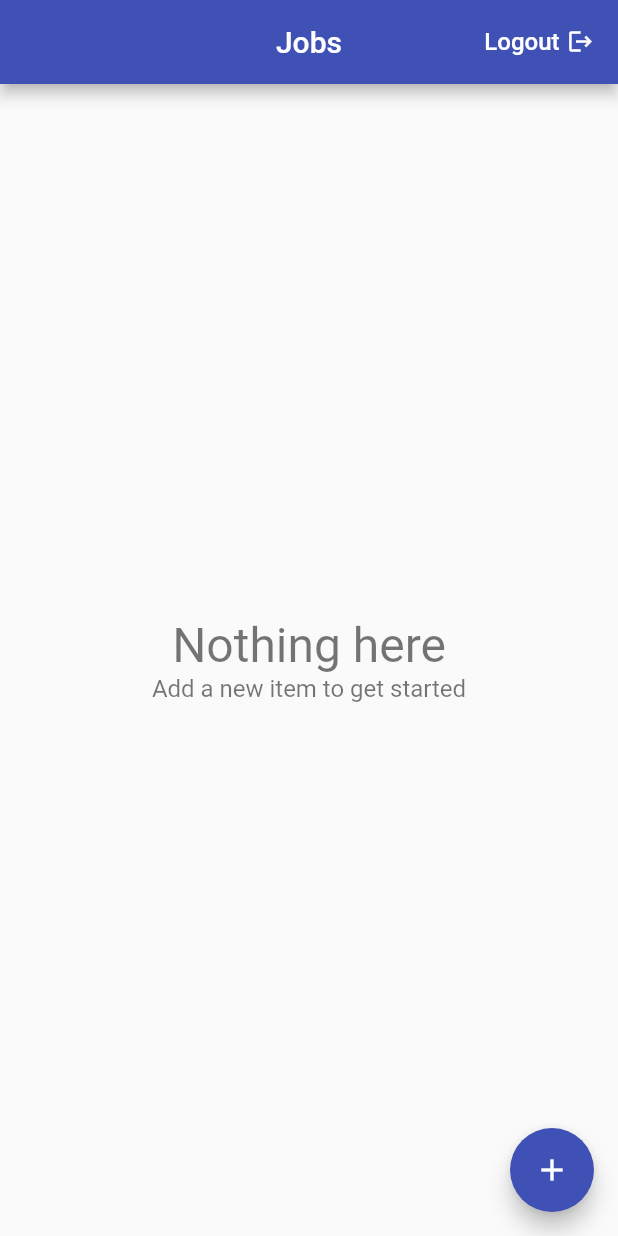
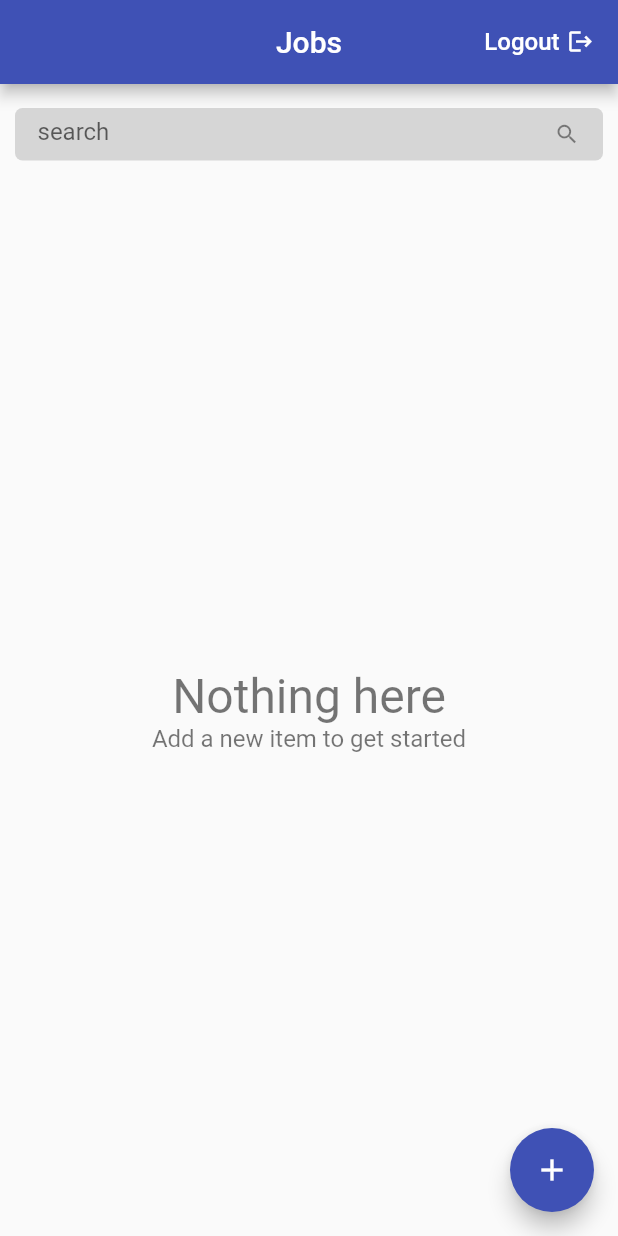
Before and after one commit to Eng-Mohamed-Osama/Job-Picker, a Flutter app: the screen it shows once a user with an empty profile is signed in, on a phone screen of 412 x 824 dp. Run offline on Flutter 3.47's test engine with Material 2 defaults, Android fonts, the phone set to English and light mode, and no system bars; our stand-ins replace cloud_firestore, firebase_auth, firebase_core, google_sign_in; missing offline and left inert: flutter_login_facebook; accounts and stored records are empty.

Commit message:
implementing search functionality

```diff
--- a/lib/components/UI/homePage/homepage.dart
+++ b/lib/components/UI/homePage/homepage.dart
@@ -8,12 +8,24 @@ import 'package:time_tracker/components/widgets/noJobs.dart';
 import 'package:time_tracker/provider/databaseProvider.dart';
 import 'package:time_tracker/services/auth.dart';
 
-class HomePage extends StatelessWidget {
+class HomePage extends StatefulWidget {
   const HomePage({Key key}) : super(key: key);
 
+  @override
+  _HomePageState createState() => _HomePageState();
+}
+
+class _HomePageState extends State<HomePage> {
+  final TextEditingController searchController = TextEditingController();
   void _logout(context) {
     final auth = Provider.of<Auth>(context, listen: false);
     auth.signout();
+  }
+
+  @override
+  void dispose() {
+    super.dispose();
+    searchController.dispose();
   }
 
   @override
@@ -46,17 +58,61 @@ class HomePage extends StatelessWidget {
                     ],
                   ))
             ]),
-            body: (jobsProvider.jobs != null && jobsProvider.jobs.length > 0)
-                ? ListView.separated(
+            body: Container(
+              child: Column(
+                children: [
+                  Padding(
+                    padding: const EdgeInsets.only(
+                        left: 10, right: 10, top: 16, bottom: 16),
+                    child: Container(
+                      decoration: BoxDecoration(
+                          color: Colors.grey[350],
+                          borderRadius: BorderRadius.circular(5)),
+                      height: 35,
+                      child: Padding(
+                        padding: const EdgeInsets.only(left: 15),
+                        child: TextField(
+                          controller: searchController,
+                          decoration: InputDecoration(
+                            suffixIcon: Icon(
+                              Icons.search,
+                              size: 17,
+                            ),
+                            hintText: 'search',
+                            border: InputBorder.none,
+                          ),
+                          onChanged: (value) async {
+                            jobsProvider.readJobs();
+                          },
+                        ),
+                      ),
+                    ),
+                  ),
+                  (jobsProvider.jobs != null &&
+                          jobsProvider.jobs
+                                  .where((element) => element.jobData.name
+                                      .contains(searchController.text))
+                                  .toList()
+                                  .length >
+                              0)
+                      ? Expanded(
+                          child: ListView.separated(
                               separatorBuilder: (ctx, index) {
                                 return Divider(
                                   height: .5,
                                   color: Colors.black12,
                                 );
                               },
-                    itemCount: jobsProvider.jobs.length,
+                              itemCount: jobsProvider.jobs
+                                  .where((element) => element.jobData.name
+                                      .contains(searchController.text))
+                                  .toList()
+                                  .length,
                               itemBuilder: (ctx, index) {
-                      final job = jobsProvider.jobs[index];
+                                final job = jobsProvider.jobs
+                                    .where((element) => element.jobData.name
+                                        .contains(searchController.text))
+                                    .toList()[index];
                                 return JobWidget(
                                   title: job.jobData.name,
                                   index: index,
@@ -69,13 +125,24 @@ class HomePage extends StatelessWidget {
                                             builder: (context) => JobEntity(
                                                   dataBase: jobsProvider,
                                                   jobName: job.jobData.name,
-                                        jobRate: job.jobData.ratePerHour,
+                                                  jobRate:
+                                                      job.jobData.ratePerHour,
                                                   jobID: job.docId,
                                                 )))
                                   },
                                 );
-                    })
-                : Nojobs(),
+                              }),
+                        )
+                      : Expanded(
+                          child: Nojobs(
+                              mainText: 'Nothing here',
+                              subText: (searchController.text.isEmpty)
+                                  ? 'Add a new item to get started'
+                                  : 'No Job Match Your Search'),
+                        )
+                ],
+              ),
+            ),
             floatingActionButton: FloatingActionButton(
               child: Icon(Icons.add),
               onPressed: () async {
--- a/lib/components/widgets/noJobs.dart
+++ b/lib/components/widgets/noJobs.dart
@@ -1,20 +1,21 @@
 import 'package:flutter/material.dart';
 
 class Nojobs extends StatelessWidget {
-  const Nojobs({Key key}) : super(key: key);
-
+  const Nojobs({Key key, this.mainText, this.subText}) : super(key: key);
+  final String mainText;
+  final String subText;
   @override
   Widget build(BuildContext context) {
     return Center(
       child: Column(
         mainAxisAlignment: MainAxisAlignment.center,
         children: [
-          Text('Nothing here',
+          Text(mainText,
               style: TextStyle(
                 fontSize: 32,
                 color: Colors.black54,
               )),
-          Text('Add a new item to get started',
+          Text(subText,
               style: TextStyle(
                 fontSize: 16,
                 color: Colors.black54,
--- a/lib/provider/databaseProvider.dart
+++ b/lib/provider/databaseProvider.dart
@@ -11,7 +11,7 @@ class DataBaseProvider extends ChangeNotifier {
     readJobs();
   }
 
-  void readJobs() {
+  Future<void> readJobs() async {
     _dataBaseRepository
         .readJobs(this.uid)
         .then((value) => {jobs = value, notifyListeners()});
--- a/lib/services/database.dart
+++ b/lib/services/database.dart
@@ -10,11 +10,9 @@ abstract class DataBase {
 }
 
 class FirebaseDataBase implements DataBase {
-  // final String uid;
-  // FirebaseDataBase();
-
   Future<List<Job>> readJobs(uid) async {
     final List<Job> jobs = [];
+
     final snapshot = await FirebaseFirestore.instance
         .collection('Jobs')
         .where('userId', isEqualTo: uid)
@@ -23,6 +21,7 @@ class FirebaseDataBase implements DataBase {
       Job job = Job.fromJson(element.data());
       jobs.add(job);
     });
+
     return jobs;
   }
 
```
Lines whose indentation alone changed are shown as unchanged.
